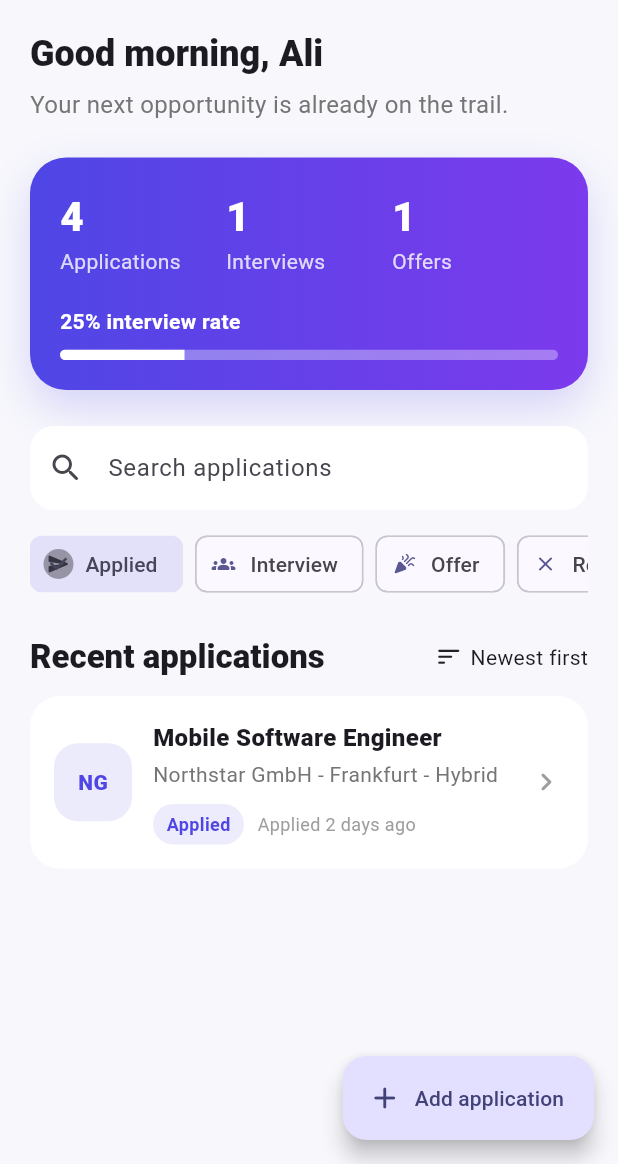
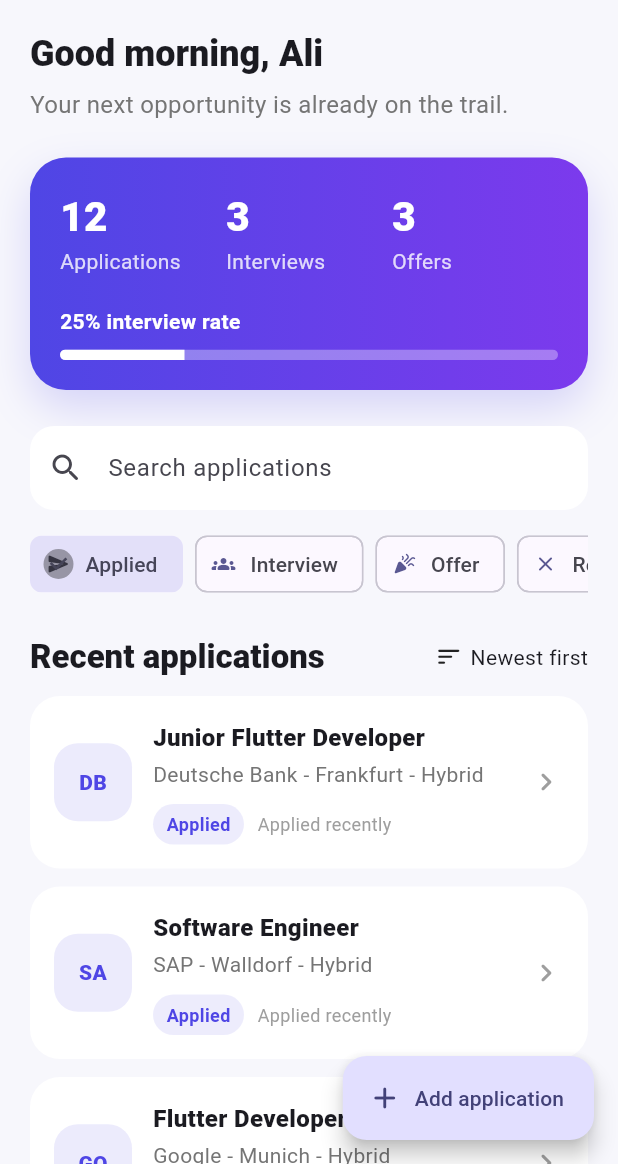
Before and after one commit to aliyoussefhamo/jobtrail, a Flutter app: the screen it shows after launch, after a tap on "Applied", on a phone screen of 412 x 824 dp, the part 72-1236 px from its top. Run offline on Flutter 3.47's test engine with Material 3 defaults, Android fonts, the phone set to English and light mode, and no system bars; our stand-ins replace sqflite; accounts and stored records are empty.

Commit message:
feat: seed demo applications with database migration

```diff
--- a/lib/features/applications/data/application_database.dart
+++ b/lib/features/applications/data/application_database.dart
@@ -19,8 +19,9 @@ class ApplicationDatabase {
     final databasePath = path.join(databasesPath, 'jobtrail.db');
     _database = await openDatabase(
       databasePath,
-      version: 1,
+      version: 2,
       onCreate: _createDatabase,
+      onUpgrade: _upgradeDatabase,
     );
     return _database!;
   }
@@ -38,9 +39,33 @@ class ApplicationDatabase {
       )
     ''');
 
+    await _insertApplications(database, [
+      ...sampleApplications,
+      ...demoApplications,
+    ]);
+  }
+
+  Future<void> _upgradeDatabase(
+    Database database,
+    int oldVersion,
+    int newVersion,
+  ) async {
+    if (oldVersion < 2) {
+      await _insertApplications(database, demoApplications);
+    }
+  }
+
+  Future<void> _insertApplications(
+    Database database,
+    List<JobApplication> applications,
+  ) async {
     final batch = database.batch();
-    for (final application in sampleApplications.reversed) {
-      batch.insert(applicationsTable, application.toMap());
+    for (final application in applications.reversed) {
+      batch.insert(
+        applicationsTable,
+        application.toMap(),
+        conflictAlgorithm: ConflictAlgorithm.ignore,
+      );
     }
     await batch.commit(noResult: true);
   }
@@ -80,3 +105,78 @@ const sampleApplications = [
     updatedLabel: 'Updated yesterday',
   ),
 ];
+
+const demoApplications = [
+  JobApplication(
+    id: 'demo-google-flutter-developer',
+    company: 'Google',
+    role: 'Flutter Developer',
+    location: 'Munich - Hybrid',
+    status: ApplicationStatus.applied,
+    updatedLabel: 'Applied recently',
+    notes: 'Applied through LinkedIn',
+  ),
+  JobApplication(
+    id: 'demo-amazon-mobile-engineer',
+    company: 'Amazon',
+    role: 'Mobile Engineer',
+    location: 'Berlin - Onsite',
+    status: ApplicationStatus.interview,
+    updatedLabel: 'Interview scheduled',
+    notes: 'Technical interview next Monday',
+  ),
+  JobApplication(
+    id: 'demo-zalando-ios-developer',
+    company: 'Zalando',
+    role: 'iOS Developer',
+    location: 'Berlin - Hybrid',
+    status: ApplicationStatus.rejected,
+    updatedLabel: 'Updated recently',
+    notes: 'Rejected after first interview',
+  ),
+  JobApplication(
+    id: 'demo-bmw-flutter-engineer',
+    company: 'BMW Group',
+    role: 'Flutter Engineer',
+    location: 'Munich - Onsite',
+    status: ApplicationStatus.offer,
+    updatedLabel: 'Offer received',
+    notes: 'Reviewing salary and benefits',
+  ),
+  JobApplication(
+    id: 'demo-delivery-hero-senior-mobile',
+    company: 'Delivery Hero',
+    role: 'Senior Mobile Developer',
+    location: 'Berlin - Remote',
+    status: ApplicationStatus.interview,
+    updatedLabel: 'Interview scheduled',
+    notes: 'Prepare architecture questions',
+  ),
+  JobApplication(
+    id: 'demo-sap-software-engineer',
+    company: 'SAP',
+    role: 'Software Engineer',
+    location: 'Walldorf - Hybrid',
+    status: ApplicationStatus.applied,
+    updatedLabel: 'Applied recently',
+    notes: 'Waiting for recruiter response',
+  ),
+  JobApplication(
+    id: 'demo-adidas-mobile-developer',
+    company: 'Adidas',
+    role: 'Mobile App Developer',
+    location: 'Herzogenaurach - Hybrid',
+    status: ApplicationStatus.offer,
+    updatedLabel: 'Offer received',
+    notes: 'Offer deadline next Friday',
+  ),
+  JobApplication(
+    id: 'demo-deutsche-bank-junior-flutter',
+    company: 'Deutsche Bank',
+    role: 'Junior Flutter Developer',
+    location: 'Frankfurt - Hybrid',
+    status: ApplicationStatus.applied,
+    updatedLabel: 'Applied recently',
+    notes: 'Application submitted through website',
+  ),
+];
```
